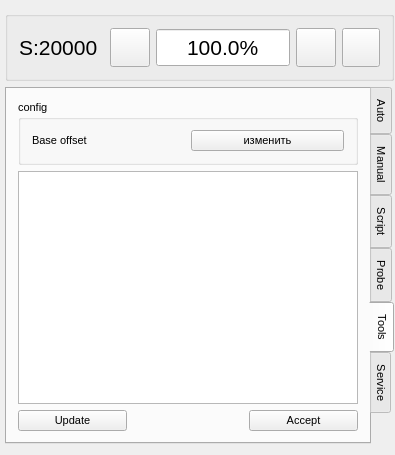
Qt form wlproj/wlmill/wlmillcontrol.ui (wldevru/src) before a commit.
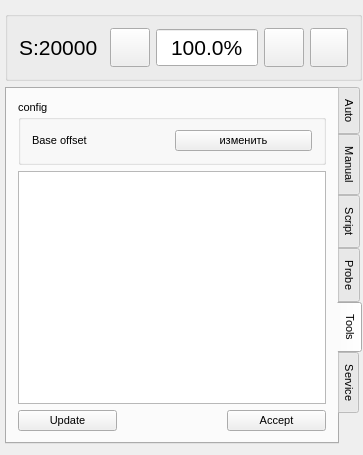
The same form after that commit. The open tabs and pages were chosen to show the change. Icons and pictures are not drawn. Custom widgets are drawn as their Qt base class.

Diff of the .ui file:
```diff
--- a/wlproj/wlmill/wlmillcontrol.ui
+++ b/wlproj/wlmill/wlmillcontrol.ui
@@ -6,8 +6,8 @@
    <rect>
     <x>0</x>
     <y>0</y>
-    <width>395</width>
-    <height>451</height>
+    <width>338</width>
+    <height>409</height>
    </rect>
   </property>
   <property name="sizePolicy">
```
Left out of the diff: 4 changed lines with no effect on the pictures.
